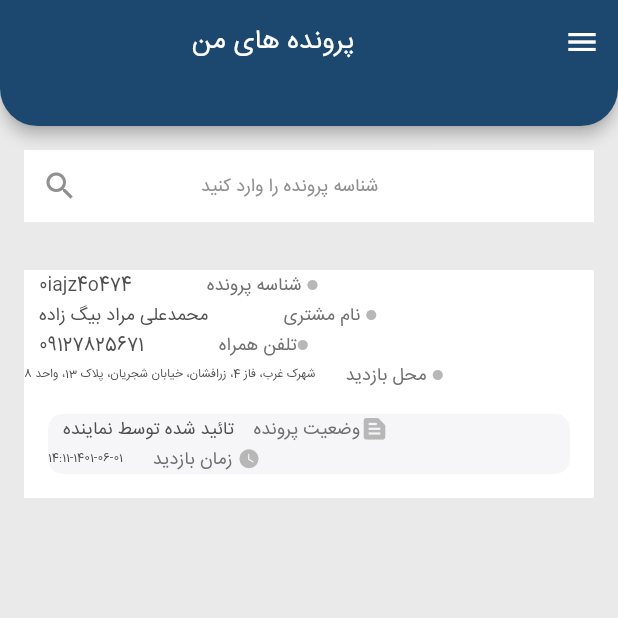
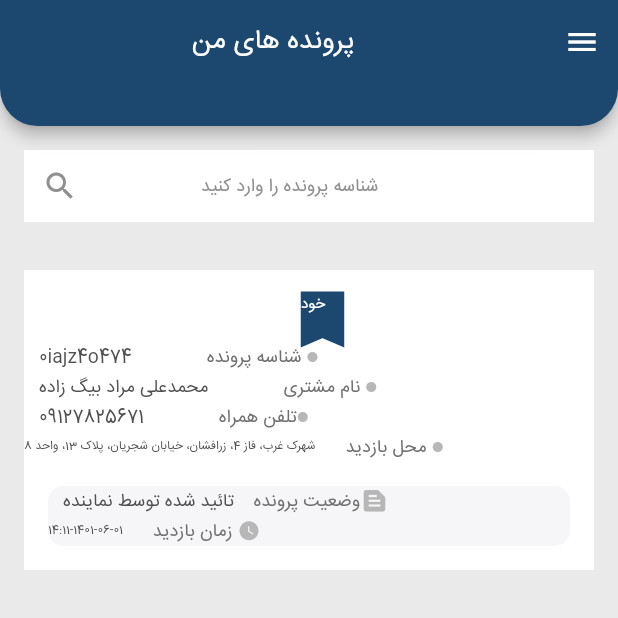
Before and after one commit to aydanaderi/api_app, a Flutter app: the screen it shows after launch, on a phone screen of 412 x 824 dp, the top half of it. Run offline on Flutter 3.47's test engine with Material 2 defaults, Android fonts, the phone set to English and light mode, and no system bars.

Commit message:
'basic_bookmark'

```diff
--- a/lib/information.dart
+++ b/lib/information.dart
@@ -94,6 +94,33 @@ class _InformationPageState extends State<InformationPage> {
               color: white,
               child: Column(
                 children: [
+                  Container(
+                    child: Center(
+                      child: Stack(
+                        alignment: Alignment.center,
+                        children: [
+                          IconButton(
+                          icon: Icon(
+                          Icons.bookmark_sharp,
+                          color: blueDark,
+                          size: 50,
+                        ),
+                        onPressed: (){},
+                      ),
+                          Center(
+                            child: Text(
+                              'خودم',
+                              style: TextStyle(
+                                color: white,
+                                fontSize: 10,
+                                fontFamily: 'IRANSansFaNum',
+                              ),
+                            ),
+                          )
+                        ],
+                      ),
+                    ),
+                  ),
                   Row(
                     children: [
                       SizedBox(width: 10),
```
